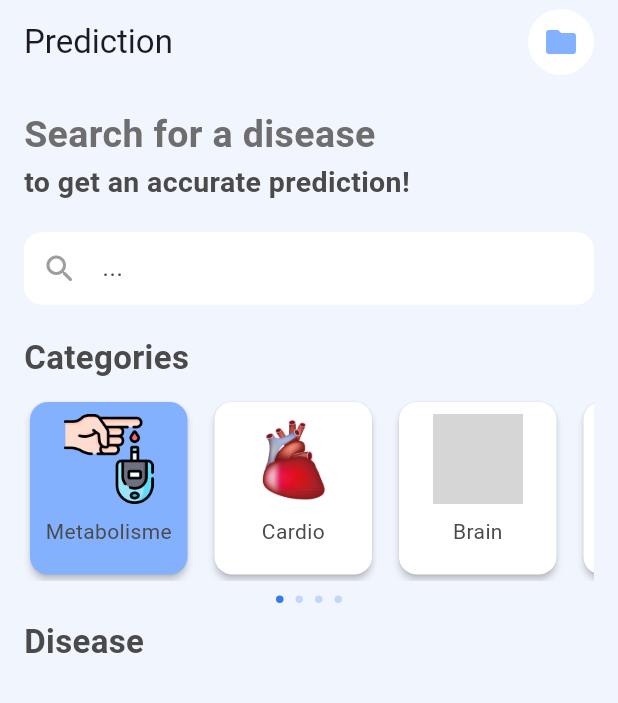
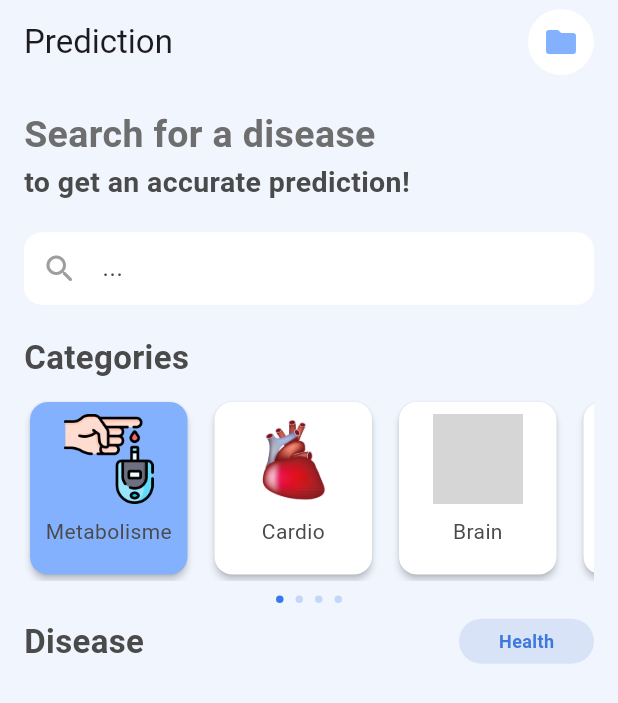
Before and after one commit to kteken10/flutter_health_app, a Flutter app: the PredictionScreen screen opened directly, on a phone screen of 412 x 824 dp. Shown: the top 703 px of the screen. Run offline on Flutter 3.47's test engine with Material 3 defaults, Android fonts, the phone set to English and light mode, and no system bars; our stand-ins replace flutter_svg, intl_phone_number_input, shared_preferences; missing offline and left inert: bottom_bar; accounts and stored records are empty; grey boxes are pictures that could not be loaded.

Commit message:
Add Healt Container With Text

```diff
--- a/lib/screens/prediction.dart
+++ b/lib/screens/prediction.dart
@@ -160,6 +160,9 @@
               ),
               const SizedBox(height: 10),
               // Ajout du texte "Disease"
+Row(
+  mainAxisAlignment: MainAxisAlignment.spaceBetween,
+  children: [
     const Text(
       'Disease',
       style: TextStyle(
@@ -168,6 +171,27 @@
         color: Color(0xFF4A4A4A),
       ),
     ),
+    Container(
+      width: 90,  // Largeur plus grande que la hauteur
+      height: 30, // Hauteur plus petite
+      decoration: BoxDecoration(
+        color: const Color.fromARGB(255, 216, 227, 247), // Couleur de fond
+        borderRadius: BorderRadius.circular(20), // Bordures arrondies
+      ),
+      child: const Center( // Utilisation de Center pour centrer le texte
+        child: Text(
+          'Health',
+          style: TextStyle(
+            fontSize: 12,
+            fontWeight: FontWeight.bold,
+            color: Color.fromARGB(255, 62, 120, 221),
+          ),
+        ),
+      ),
+    ),
+  ],
+),
+
             ],
           ),
         ),
```
Lines whose indentation alone changed are shown as unchanged.
